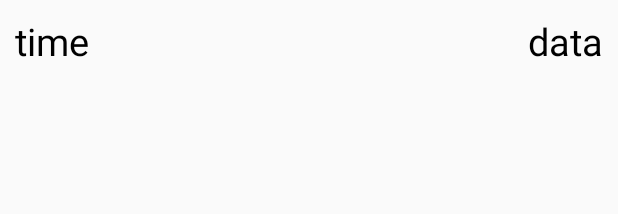
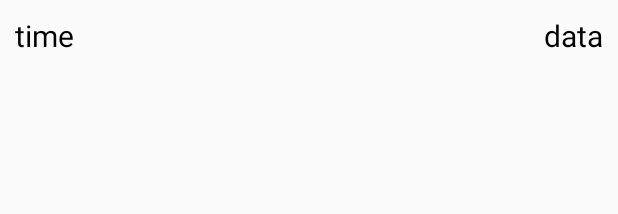
Before and after one commit to Krguang/AirCompressor, an Android app: the layout listview_item.xml on its own in the app's theme, with its tools: preview values and no code run, on a phone screen of 412 x 824 dp. Shown: the top 214 px of the screen. Run offline under Robolectric (Android 15) with nearby library versions, the phone set to English and light mode, and no system bars.

```diff
--- a/app/src/main/java/com/yy/k/AirCompressor/AlarmRecord.java
+++ b/app/src/main/java/com/yy/k/AirCompressor/AlarmRecord.java
@@ -60,7 +60,6 @@ public class AlarmRecord extends Activity {
 
     }
 
-
     class MyAdapter extends BaseAdapter {
 
         @Override
--- a/app/src/main/res/layout/listview_item.xml
+++ b/app/src/main/res/layout/listview_item.xml
@@ -15,7 +15,7 @@
         android:layout_height="wrap_content"
         android:text="time"
         android:textColor="#ff000000"
-        android:textSize="25dp"
+        android:textSize="20dp"
         android:layout_weight="1"
          />
 
@@ -26,7 +26,7 @@
         android:layout_height="wrap_content"
         android:text="data"
         android:textColor="#ff000000"
-        android:textSize="25dp"
+        android:textSize="20dp"
          />
 
 </LinearLayout>
```
